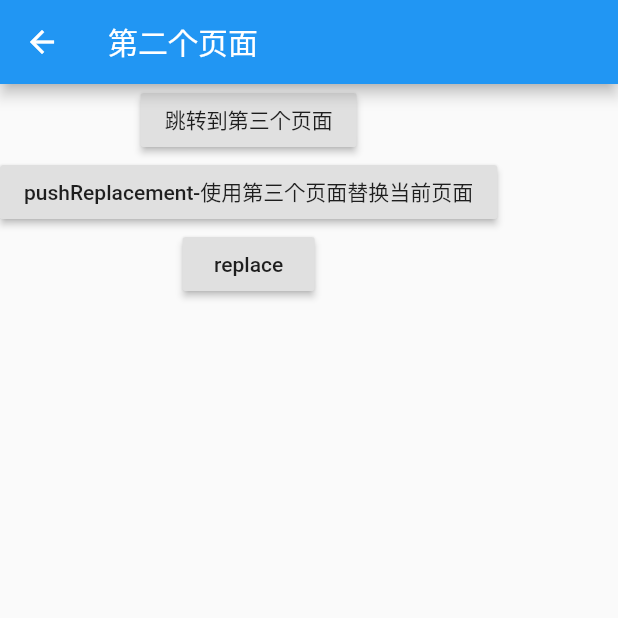
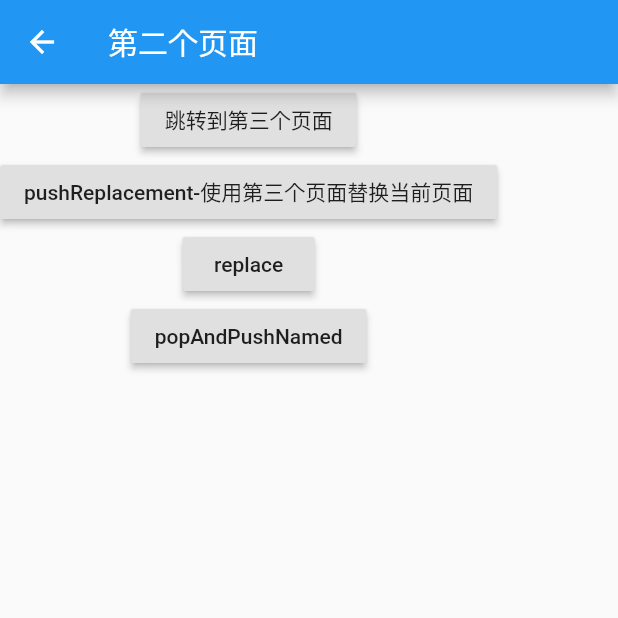
Before and after one commit to TangYuanHuan/flutter_route_test, a Flutter app: the SecondTestPage screen opened directly, on a phone screen of 412 x 824 dp, the top half of it. Run offline on Flutter 3.47's test engine with Material 2 defaults, Android fonts, the phone set to English and light mode, and no system bars.

Commit message:
路由管理

```diff
--- /dev/null
+++ b/lib/routes_config.dart
@@ -0,0 +1,24 @@
+import 'package:flutter/material.dart';
+import 'package:flutter_route_test/publish_blog_page.dart';
+import 'package:flutter_route_test/second_test_page.dart';
+import 'package:flutter_route_test/third_test_page.dart';
+
+import 'common_page.dart';
+import 'fourth_test_page.dart';
+
+const secondPage = "secondPage";
+const thirdPage = "thirdPage";
+const fourthPage = "fourthPage";
+const publishBlogPage = "publishBlogPage";
+const commonPage = "commonPage";
+const onGenerateRouteName = "onGenerateRouteName";
+const onUnknownRouteName = "onUnknownRouteName";
+const myRouteNames = [secondPage,thirdPage,fourthPage,publishBlogPage,commonPage];
+
+Map<String, WidgetBuilder> myRoutes = {
+  secondPage: (context) => SecondTestPage(),
+  thirdPage: (context) => ThirdTestPage(),
+  fourthPage: (context) => FourthTestPage(),
+  publishBlogPage: (context) => PublishBlogPage(),
+  commonPage: (context) => CommonPage(),
+};
--- a/lib/second_test_page.dart
+++ b/lib/second_test_page.dart
@@ -1,4 +1,5 @@
 import 'package:flutter/material.dart';
+import 'package:flutter_route_test/routes_config.dart';
 import 'package:flutter_route_test/third_test_page.dart';
 class SecondTestPage extends StatefulWidget {
 
@@ -50,6 +51,12 @@ class _SecondTestState extends State<SecondTestPage> {
               //还没研究出来怎么用
             },
           ),
+          RaisedButton(
+            child: Text("popAndPushNamed"),
+            onPressed: (){
+              Navigator.popAndPushNamed(context, commonPage);
+            },
+          ),
         ],
       ),
     );
```
Also changed, not shown: lib/fourth_test_page.dart (+24 -16 lines), lib/main.dart (+67 -5 lines), lib/not_found_page.dart (added, +29 -0 lines).
